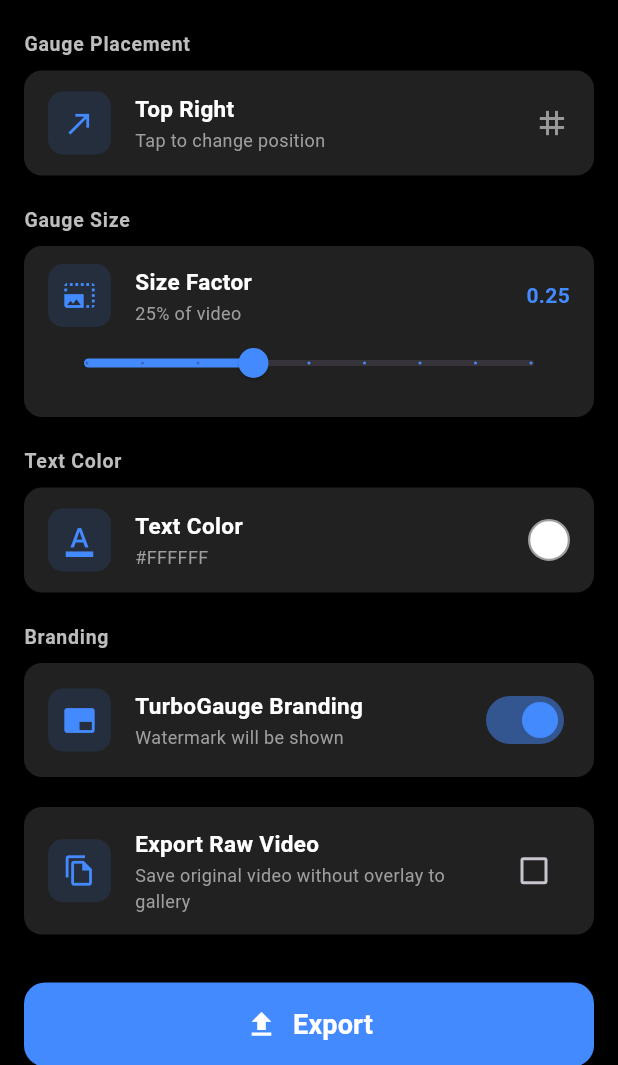
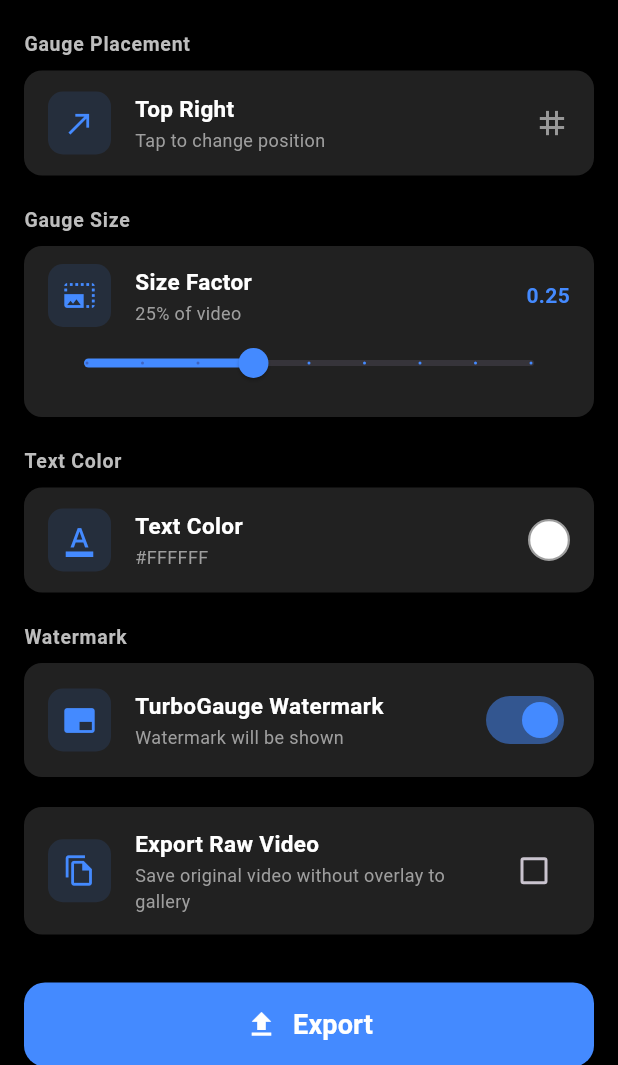
Before and after one commit to arpit24sahu/flutter_speedometer_with_hud_video, a Flutter app: the TaskProcessingPage screen opened directly with empty values, scrolled down 465 dp, on a phone screen of 412 x 824 dp, the part 171-1236 px from its top. Run offline on Flutter 3.47's test engine with Material 3 defaults, Android fonts, the phone set to English and light mode, and no system bars; our stand-ins replace bloc, camera, device_info_plus, equatable, firebase_analytics, firebase_core and 15 more; missing offline and left inert: ffmpeg_kit_flutter_new_video, gal, mixpanel_flutter, purchases_flutter, screen_recorder, video_thumbnail; accounts and stored records are empty; network calls fail; statements that could not run were skipped.

Commit message:
minor changes

```diff
--- a/lib/features/labs/presentation/task_processing_page.dart
+++ b/lib/features/labs/presentation/task_processing_page.dart
@@ -12,6 +12,8 @@ import 'package:speedometer/features/labs/models/gauge_customization.dart';
 import 'package:speedometer/features/labs/data/gauge_options.dart';
 import 'package:speedometer/features/labs/services/labs_service.dart';
 import 'package:speedometer/features/labs/services/gauge_export_service.dart';
+import 'package:speedometer/features/premium/widgets/premium_feature_gate.dart';
+import 'package:speedometer/features/premium/widgets/premium_upgrade_dialog.dart';
 import 'package:speedometer/packages/gal.dart';
 import 'package:get_it/get_it.dart';
 import 'package:video_thumbnail/video_thumbnail.dart';
@@ -1095,22 +1097,50 @@ class _TaskProcessingPageState extends State<TaskProcessingPage> {
                   const SizedBox(height: 20),
 
                 // ─── TurboGauge Branding ───
-                _buildSectionHeader('Branding'),
+                _buildSectionHeader('Watermark'),
                 const SizedBox(height: 8),
-                _buildOptionTile(
+                PremiumFeatureGate(
+                  premiumContent: _buildOptionTile(
                       icon: Icons.branding_watermark,
-                  title: 'TurboGauge Branding',
+                      title: 'Show Watermark',
+                      subtitle: (_config.showBranding ?? true)
+                          ? 'TurboGauge Watermark will be shown'
+                          : 'No watermark',
+                      trailing: Switch(
+                          value: _config.showBranding ?? true,
+                          activeColor: Colors.blueAccent,
+                          onChanged: (val) {
+                            PremiumUpgradeDialog.show(context);
+                            _updateConfig((c) => c.copyWith(showBranding: val));
+                          }
+
+                      ),
+                      onTap: () {
+                        _updateConfig((c) =>
+                            c.copyWith(showBranding: !(_config.showBranding ?? true)));
+                      }
+                  ),
+                  freeContent: _buildOptionTile(
+                      icon: Icons.branding_watermark,
+                      title: 'TurboGauge Watermark',
                       subtitle: (_config.showBranding ?? true)
                           ? 'Watermark will be shown'
                           : 'No watermark',
                       trailing: Switch(
                           value: _config.showBranding ?? true,
                           activeColor: Colors.blueAccent,
-                    onChanged: (val) =>
-                        _updateConfig((c) => c.copyWith(showBranding: val)),
+                          onChanged: (val) {
+                            PremiumUpgradeDialog.show(context);
+                            // _updateConfig((c) => c.copyWith(showBranding: val));
+                          }
+
                       ),
-                  onTap: () => _updateConfig((c) =>
-                      c.copyWith(showBranding: !(_config.showBranding ?? true))),
+                      onTap: () {
+                        PremiumUpgradeDialog.show(context);
+                        // _updateConfig((c) =>
+                        //     c.copyWith(showBranding: !(_config.showBranding ?? true)));
+                      }
+                  ),
                 ),
 
                 const SizedBox(height: 20),
--- a/lib/presentation/screens/camera_screen.dart
+++ b/lib/presentation/screens/camera_screen.dart
@@ -471,15 +471,15 @@ class _CameraScreenState extends State<CameraScreen> with WidgetsBindingObserver
           ScaffoldMessenger.of(context).showSnackBar(
             SnackBar(
               content: Text(
-                'Recording saved! ${videoRecorderState.positionDataPoints} GPS points captured. Go to Jobs tab to build video with speedometer overlay.',
+                'Recording saved! Go to Labs tab to build video with speedometer overlay.',
               ),
               backgroundColor: Colors.green,
-              duration: const Duration(seconds: 5),
+              duration: const Duration(seconds: 3),
               action: SnackBarAction(
                 label: 'Jobs',
                 textColor: Colors.white,
                 onPressed: () {
-                  AppTabState.updateCurrentTab(3);
+                  AppTabState.updateCurrentTab(1);
                 },
               ),
             ),
--- a/pubspec.yaml
+++ b/pubspec.yaml
@@ -16,7 +16,7 @@ publish_to: 'none' # Remove this line if you wish to publish to pub.dev
 # https://developer.apple.com/library/archive/documentation/General/Reference/InfoPlistKeyReference/Articles/CoreFoundationKeys.html
 # In Windows, build-name is used as the major, minor, and patch parts
 # of the product and file versions while build-number is used as the build suffix.
-version: 0.0.16+19
+version: 0.1.0+20
 
 environment:
   sdk: ^3.7.0
```
Lines whose indentation alone changed are shown as unchanged.
